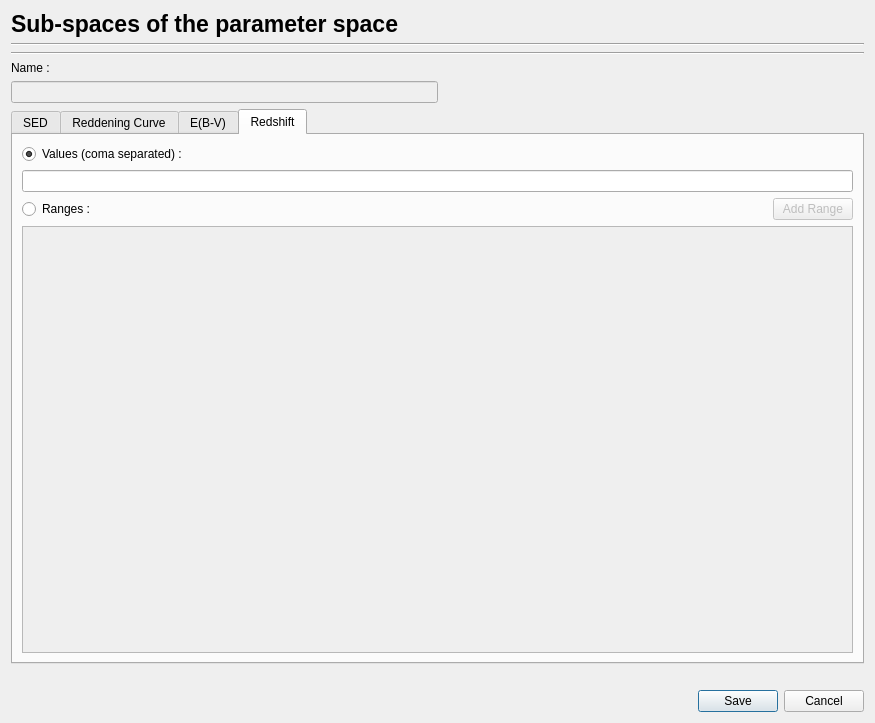
astrorama/Phosphoros, file PhzQtUI/auxdir/PhzQtUI/DialogModelSet.ui: the form before one commit.
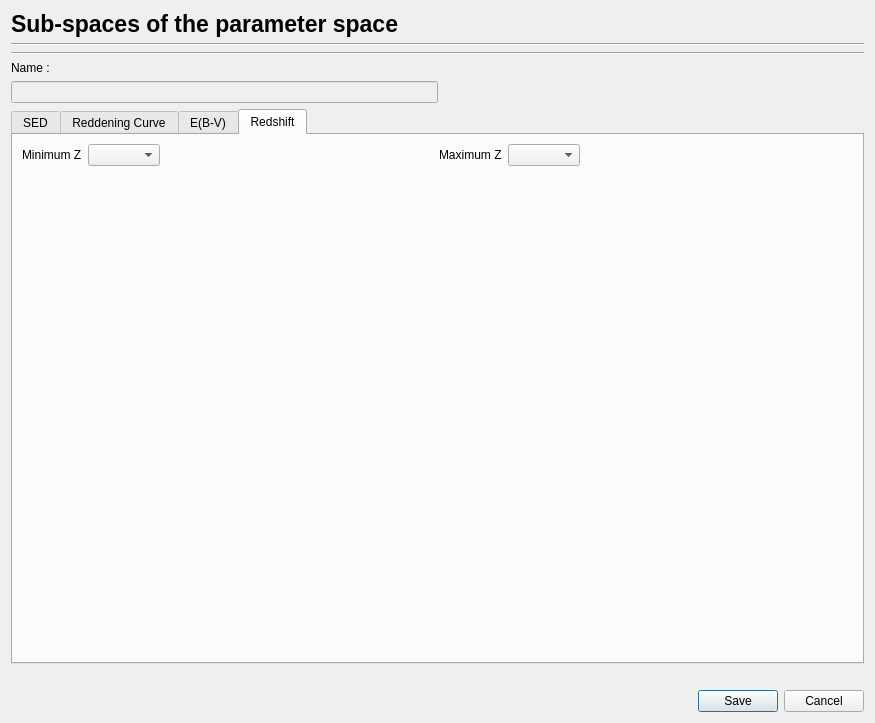
The form after the commit. The open tabs and pages were chosen to show the change.

Commit message: impose a common grid through the interface

What changed in the file:
```diff
--- a/PhzQtUI/auxdir/PhzQtUI/DialogModelSet.ui
+++ b/PhzQtUI/auxdir/PhzQtUI/DialogModelSet.ui
@@ -327,29 +327,42 @@
           </attribute>
           <layout class="QVBoxLayout" name="verticalLayout">
            <item>
-            <widget class="QRadioButton" name="rb_z_val">
+            <layout class="QHBoxLayout" name="horizontalLayout_3">
+             <item>
+              <widget class="QLabel" name="label_4">
              <property name="text">
-              <string>Values (coma separated) :</string>
-             </property>
-             <property name="checked">
-              <bool>true</bool>
-             </property>
+                <string>Minimum Z</string>
+               </property>
             </widget>
            </item>
            <item>
-            <widget class="QLineEdit" name="txt_z_values"/>
+              <widget class="QComboBox" name="min_z_cb"/>
            </item>
            <item>
-            <layout class="QHBoxLayout" name="horizontalLayout_5">
+              <spacer name="horizontalSpacer_6">
+               <property name="orientation">
+                <enum>Qt::Horizontal</enum>
+               </property>
+               <property name="sizeHint" stdset="0">
+                <size>
+                 <width>40</width>
+                 <height>20</height>
+                </size>
+               </property>
+              </spacer>
+             </item>
              <item>
-              <widget class="QRadioButton" name="rb_z_range">
+              <widget class="QLabel" name="label_5">
                <property name="text">
-                <string>Ranges :</string>
+                <string>Maximum Z</string>
                </property>
               </widget>
              </item>
              <item>
-              <spacer name="horizontalSpacer_3">
+              <widget class="QComboBox" name="max_z_cb"/>
+             </item>
+             <item>
+              <spacer name="horizontalSpacer_7">
                <property name="orientation">
                 <enum>Qt::Horizontal</enum>
                </property>
@@ -361,35 +374,7 @@
                </property>
               </spacer>
              </item>
-             <item>
-              <widget class="QPushButton" name="btn_add_z_range">
-               <property name="enabled">
-                <bool>false</bool>
-               </property>
-               <property name="text">
-                <string>Add Range</string>
-               </property>
-              </widget>
-             </item>
             </layout>
-           </item>
-           <item>
-            <widget class="QScrollArea" name="scroll_z">
-             <property name="widgetResizable">
-              <bool>true</bool>
-             </property>
-             <widget class="QWidget" name="scrollAreaWidgetContents">
-              <property name="geometry">
-               <rect>
-                <x>0</x>
-                <y>0</y>
-                <width>831</width>
-                <height>363</height>
-               </rect>
-              </property>
-              <layout class="QVBoxLayout" name="verticalLayout_2">
-               <item>
-                <layout class="QVBoxLayout" name="Layout_z_range"/>
                </item>
                <item>
                 <spacer name="verticalSpacer_2">
@@ -403,10 +388,6 @@
                   </size>
                  </property>
                 </spacer>
-               </item>
-              </layout>
-             </widget>
-            </widget>
            </item>
           </layout>
          </widget>
```
Left out of the diff: 69 changed lines with no effect on the pictures. Lines whose indentation alone changed are shown as unchanged. The commit also changes 6 other files.
